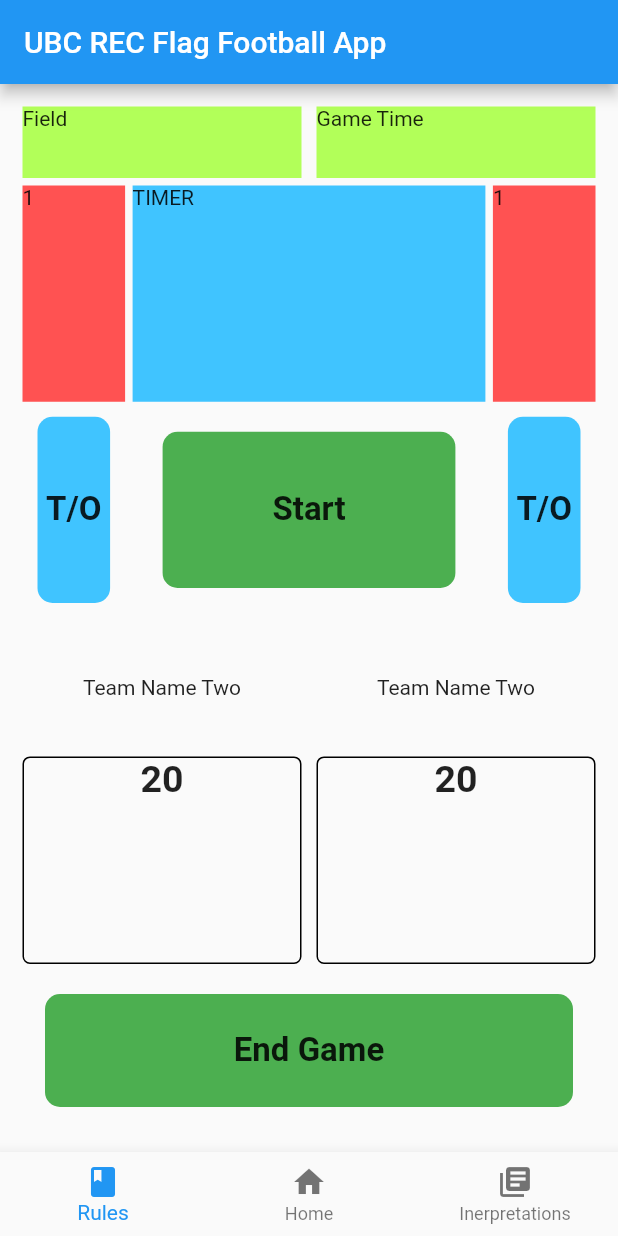
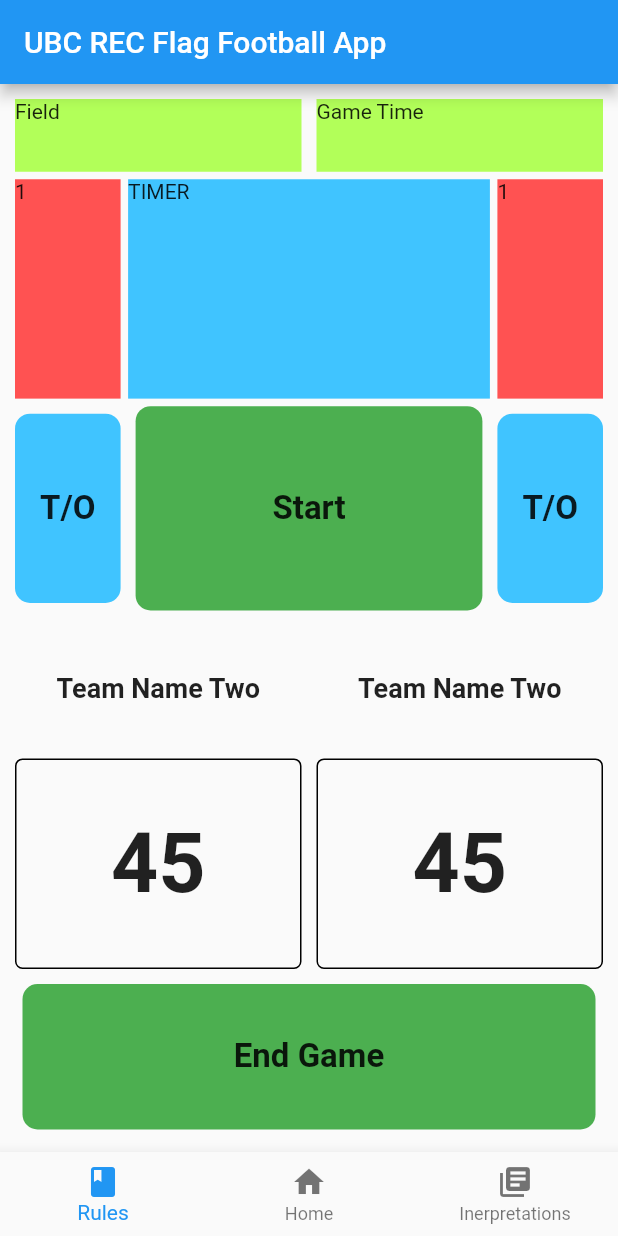
Before and after one commit to JPGarCar/ubc_rec_referee_app, a Flutter app: the screen it shows after launch, on a phone screen of 412 x 824 dp. Run offline on Flutter 3.47's test engine with Material 2 defaults, Android fonts, the phone set to English and light mode, and no system bars.

Commit message:
Main page outline is done!!! WUWUWUWUW, started moving replicates into their own widgets. Taking the idea of adding Timer to the name of all widgets of use for the timer page.
Got the timer page its own file. Changed the rectangle button to accept an EdgeInset and not just a value for the EdgeInset.all().

```diff
--- a/lib/components/rectangle_button.dart
+++ b/lib/components/rectangle_button.dart
@@ -11,7 +11,7 @@ class RectangleButton extends StatelessWidget {
       {@required this.text,
       @required this.function,
       this.color = Colors.green,
-      this.edgeInset = 20});
+      @required this.edgeInset});
 
   @override
   Widget build(BuildContext context) {
@@ -20,7 +20,7 @@ class RectangleButton extends StatelessWidget {
       child: Container(
         alignment: Alignment.center,
         constraints: BoxConstraints.expand(),
-        margin: EdgeInsets.all(edgeInset.toDouble()),
+        margin: edgeInset,
         decoration: BoxDecoration(
           borderRadius: BorderRadius.circular(10),
           color: color,
--- a/lib/main.dart
+++ b/lib/main.dart
@@ -1,6 +1,7 @@
 import 'package:flutter/material.dart';
 import 'package:ubc_rec_refferee_app/components/rectangle_button.dart';
 import 'package:ubc_rec_refferee_app/main_page.dart';
+import 'package:ubc_rec_refferee_app/timer_page.dart';
 
 void main() => runApp(MyApp());
 
@@ -37,177 +38,9 @@ class MyApp extends StatelessWidget {
               ),
             ],
           ),
-          body: Container(
-            padding: EdgeInsets.all(10),
-            constraints: BoxConstraints.expand(),
-            child: Column(
-              mainAxisAlignment: MainAxisAlignment.center,
-              crossAxisAlignment: CrossAxisAlignment.stretch,
-              children: <Widget>[
-                Expanded(
-                  flex: 1,
-                  child: Row(
-                    mainAxisAlignment: MainAxisAlignment.spaceEvenly,
-                    crossAxisAlignment: CrossAxisAlignment.stretch,
-                    children: <Widget>[
-                      Expanded(
-                        child: Container(
-                          margin: EdgeInsets.all(5),
-                          child: Text("Field"),
-                          color: Colors.lightGreenAccent,
-                        ),
-                      ),
-                      Expanded(
-                        child: Container(
-                          margin: EdgeInsets.all(5),
-                          child: Text("Game Time"),
-                          color: Colors.lightGreenAccent,
-                        ),
-                      )
-                    ],
-                  ),
-                ),
-                Expanded(
-                  flex: 5,
-                  child: Row(
-                    mainAxisAlignment: MainAxisAlignment.spaceBetween,
-                    crossAxisAlignment: CrossAxisAlignment.stretch,
-                    children: <Widget>[
-                      Expanded(
-                        flex: 1,
-                        child: TimerTimeOuts(),
-                      ),
-                      Expanded(
-                        flex: 3,
-                        child: Column(
-                          mainAxisAlignment: MainAxisAlignment.center,
-                          crossAxisAlignment: CrossAxisAlignment.stretch,
-                          children: <Widget>[
-                            Expanded(
-                              child: Container(
-                                child: Text("TIMER"),
-                                color: Colors.lightBlueAccent,
-                              ),
-                            ),
-                            Expanded(
-                              child: RectangleButton(
-                                text: "Start",
-                                function: null,
-                              ),
-                            ),
-                          ],
-                        ),
-                      ),
-                      Expanded(
-                        flex: 1,
-                        child: TimerTimeOuts(),
-                      ),
-                    ],
-                  ),
-                ),
-                Expanded(
-                  flex: 4,
-                  child: Row(
-                    mainAxisAlignment: MainAxisAlignment.spaceEvenly,
-                    crossAxisAlignment: CrossAxisAlignment.stretch,
-                    children: <Widget>[
-                      Expanded(
-                        flex: 1,
-                        child: TimerTeamScore(),
-                      ),
-                      Expanded(
-                        flex: 1,
-                        child: TimerTeamScore(),
-                      ),
-                    ],
-                  ),
-                ),
-                Expanded(
-                  flex: 2,
-                  child: RectangleButton(text: "End Game", function: null),
-                )
-              ],
-            ),
-          ),
+          body: TimerPage(),
         ),
       ),
     );
   }
 }
-
-class TimerTimeOuts extends StatelessWidget {
-  const TimerTimeOuts({
-    Key key,
-  }) : super(key: key);
-
-  @override
-  Widget build(BuildContext context) {
-    return Container(
-      margin: EdgeInsets.symmetric(horizontal: 5),
-      child: Column(
-        mainAxisAlignment: MainAxisAlignment.end,
-        crossAxisAlignment: CrossAxisAlignment.stretch,
-        children: <Widget>[
-          Expanded(
-            child: Container(
-              child: Text("1"),
-              color: Colors.redAccent,
-            ),
-          ),
-          Expanded(
-            child: RectangleButton(
-              edgeInset: 10,
-              text: "T/O",
-              function: null,
-              color: Colors.lightBlueAccent,
-            ),
-          ),
-        ],
-      ),
-    );
-  }
-}
-
-class TimerTeamScore extends StatelessWidget {
-  const TimerTeamScore({
-    Key key,
-  }) : super(key: key);
-
-  @override
-  Widget build(BuildContext context) {
-    return Container(
-      margin: EdgeInsets.symmetric(horizontal: 5),
-      child: Column(
-        mainAxisAlignment: MainAxisAlignment.spaceEvenly,
-        crossAxisAlignment: CrossAxisAlignment.stretch,
-        children: <Widget>[
-          Expanded(
-            flex: 2,
-            child: Container(
-              child: Text(
-                "Team Name Two",
-                textAlign: TextAlign.center,
-              ),
-              alignment: Alignment.center,
-            ),
-          ),
-          Expanded(
-            flex: 3,
-            child: Container(
-              child: Text(
-                "20",
-                textAlign: TextAlign.center,
-                style: TextStyle(fontSize: 25, fontWeight: FontWeight.bold),
-              ),
-              decoration: BoxDecoration(
-                borderRadius: BorderRadius.circular(5),
-                border: Border.all(color: Colors.black),
-              ),
-              constraints: BoxConstraints.expand(),
-            ),
-          ),
-        ],
-      ),
-    );
-  }
-}
--- a/lib/main_page.dart
+++ b/lib/main_page.dart
@@ -45,16 +45,22 @@ class _MainPageState extends State<MainPage> {
                 children: <Widget>[
                   Expanded(
                     child: RectangleButton(
+                      edgeInset: EdgeInsets.all(20),
                       text: "New Game",
+                      function: null,
                     ),
                   ),
                   Expanded(
                       child: RectangleButton(
+                    edgeInset: EdgeInsets.all(20),
                     text: "Game History",
+                    function: null,
                   )),
                   Expanded(
                     child: RectangleButton(
+                      edgeInset: EdgeInsets.all(20),
                       text: "Timer",
+                      function: null,
                     ),
                   ),
                 ],
--- /dev/null
+++ b/lib/timer_page.dart
@@ -0,0 +1,183 @@
+import 'package:flutter/material.dart';
+import 'components/rectangle_button.dart';
+
+class TimerPage extends StatefulWidget {
+  @override
+  _TimerPageState createState() => _TimerPageState();
+}
+
+class _TimerPageState extends State<TimerPage> {
+  @override
+  Widget build(BuildContext context) {
+    return Container(
+      padding: EdgeInsets.all(5),
+      constraints: BoxConstraints.expand(),
+      child: Column(
+        children: <Widget>[
+          Expanded(
+            flex: 1,
+            child: Row(
+              crossAxisAlignment: CrossAxisAlignment.stretch,
+              children: <Widget>[
+                Expanded(
+                  child: Container(
+                    margin: EdgeInsets.all(5),
+                    child: Text("Field"),
+                    color: Colors.lightGreenAccent,
+                  ),
+                ),
+                Expanded(
+                  child: Container(
+                    margin: EdgeInsets.all(5),
+                    child: Text("Game Time"),
+                    color: Colors.lightGreenAccent,
+                  ),
+                )
+              ],
+            ),
+          ),
+          Expanded(
+            flex: 5,
+            child: Row(
+              children: <Widget>[
+                Expanded(
+                  flex: 1,
+                  child: TimerTimeOuts(),
+                ),
+                Expanded(
+                  flex: 3,
+                  child: Column(
+                    crossAxisAlignment: CrossAxisAlignment.stretch,
+                    children: <Widget>[
+                      Expanded(
+                        child: Container(
+                          child: Text("TIMER"),
+                          color: Colors.lightBlueAccent,
+                        ),
+                      ),
+                      Expanded(
+                        child: RectangleButton(
+                          edgeInset: EdgeInsets.all(5),
+                          text: "Start",
+                          function: null,
+                        ),
+                      ),
+                    ],
+                  ),
+                ),
+                Expanded(
+                  flex: 1,
+                  child: TimerTimeOuts(),
+                ),
+              ],
+            ),
+          ),
+          Expanded(
+            flex: 4,
+            child: Row(
+              children: <Widget>[
+                Expanded(
+                  child: TimerTeamScore(),
+                ),
+                Expanded(
+                  child: TimerTeamScore(),
+                ),
+              ],
+            ),
+          ),
+          Expanded(
+            flex: 2,
+            child: RectangleButton(
+              text: "End Game",
+              function: null,
+              edgeInset: EdgeInsets.all(10),
+            ),
+          )
+        ],
+      ),
+    );
+  }
+}
+
+class TimerTimeOuts extends StatelessWidget {
+  const TimerTimeOuts({
+    Key key,
+  }) : super(key: key);
+
+  @override
+  Widget build(BuildContext context) {
+    return Container(
+      margin: EdgeInsets.symmetric(horizontal: 5),
+      child: Column(
+        crossAxisAlignment: CrossAxisAlignment.stretch,
+        children: <Widget>[
+          Expanded(
+            child: Container(
+              child: Text("1"),
+              color: Colors.redAccent,
+            ),
+          ),
+          Expanded(
+            child: RectangleButton(
+              edgeInset: EdgeInsets.symmetric(vertical: 10),
+              text: "T/O",
+              function: null,
+              color: Colors.lightBlueAccent,
+            ),
+          ),
+        ],
+      ),
+    );
+  }
+}
+
+class TimerTeamScore extends StatelessWidget {
+  const TimerTeamScore({
+    Key key,
+  }) : super(key: key);
+
+  @override
+  Widget build(BuildContext context) {
+    return Container(
+      margin: EdgeInsets.symmetric(horizontal: 5),
+      child: Column(
+        crossAxisAlignment: CrossAxisAlignment.stretch,
+        children: <Widget>[
+          Expanded(
+            flex: 2,
+            child: Container(
+              child: Text(
+                "Team Name Two",
+                textAlign: TextAlign.center,
+                style: TextStyle(
+                  fontSize: 18,
+                  fontWeight: FontWeight.bold,
+                ),
+              ),
+              alignment: Alignment.center,
+            ),
+          ),
+          Expanded(
+            flex: 3,
+            child: Container(
+              child: Text(
+                "45",
+                textAlign: TextAlign.center,
+                style: TextStyle(
+                  fontSize: 55,
+                  fontWeight: FontWeight.bold,
+                ),
+              ),
+              decoration: BoxDecoration(
+                borderRadius: BorderRadius.circular(5),
+                border: Border.all(color: Colors.black),
+              ),
+              constraints: BoxConstraints.expand(),
+              alignment: Alignment.center,
+            ),
+          ),
+        ],
+      ),
+    );
+  }
+}
```
